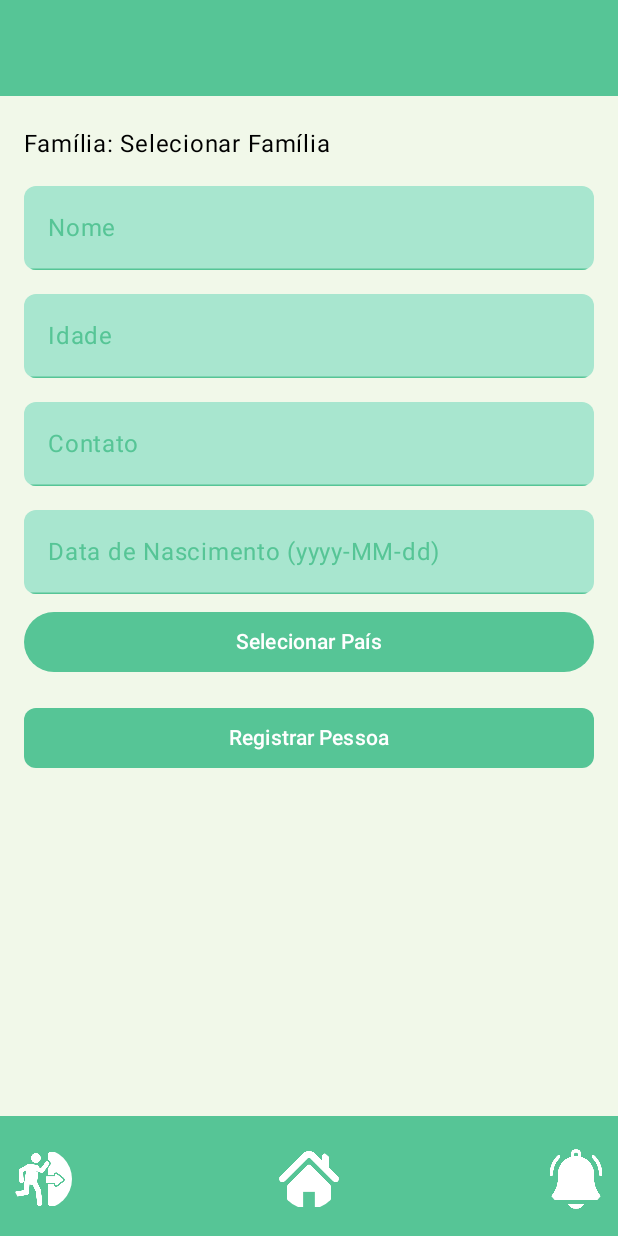
After one commit to billgatos/ProjAplicadoG06, an Android app built with Jetpack Compose: the RegisterPessoaScreen screen opened through its navigation route, on a phone screen of 412 x 824 dp. The commit adds this screen. Run offline under Robolectric (Android 15) with nearby library versions, the phone set to English and light mode, and no system bars; our stand-ins replace Firebase (no records; nobody signed in at launch, a user with empty details on screens opened directly).

Commit message:
Logica Voluntario, Pessoa
Ligações realizadas para identificação correta

```diff
--- a/LojaSocialFireBase/app/src/main/java/com/example/lojasocialfirebase/ui/dashboard/DashboardScreen.kt
+++ b/LojaSocialFireBase/app/src/main/java/com/example/lojasocialfirebase/dashboard/DashboardScreen.kt
@@ -1,4 +1,4 @@
-package com.example.lojasocialfirebase.ui.dashboard
+package com.example.lojasocialfirebase.dashboard
 
 import androidx.compose.foundation.clickable
 import androidx.compose.foundation.layout.*
@@ -10,7 +10,6 @@ import androidx.compose.ui.Modifier
 import androidx.compose.ui.graphics.Color
 import androidx.compose.ui.unit.dp
 import androidx.navigation.NavController
-import com.example.lojasocialfirebase.dashboard.DashboardViewModel
 
 @OptIn(ExperimentalMaterial3Api::class)
 @Composable
--- a/LojaSocialFireBase/app/src/main/java/com/example/lojasocialfirebase/dashboard/DashboardViewModel.kt
+++ b/LojaSocialFireBase/app/src/main/java/com/example/lojasocialfirebase/dashboard/DashboardViewModel.kt
@@ -6,6 +6,8 @@ class DashboardViewModel : ViewModel() {
     val options = listOf(
         DashboardOption(title = "Registrar Visitas", route = "registerVisita"),
         DashboardOption(title = "Registrar Famílias", route = "registerFamilia"),
-        DashboardOption(title = "Registrar Utilizador", route = "userManagement")
+        DashboardOption(title = "Registrar Pessoas", route = "registerPessoas"),
+        DashboardOption(title = "Registrar Utilizador", route = "userManagement"),
+        DashboardOption(title = "Registrar Voluntário", route = "registerVoluntario")
     )
 }
--- a/LojaSocialFireBase/app/src/main/java/com/example/lojasocialfirebase/navigation/NavGraph.kt
+++ b/LojaSocialFireBase/app/src/main/java/com/example/lojasocialfirebase/navigation/NavGraph.kt
@@ -1,5 +1,6 @@
 package com.example.lojasocialfirebase.navigation
 
+import PessoaViewModel
 import RegisterVisitaScreen
 import androidx.compose.runtime.Composable
 import androidx.navigation.compose.NavHost
@@ -7,10 +8,13 @@ import androidx.navigation.compose.composable
 import androidx.navigation.compose.rememberNavController
 import com.example.lojasocialfirebase.auth.*
 import com.example.lojasocialfirebase.dashboard.DashboardViewModel
-import com.example.lojasocialfirebase.ui.dashboard.DashboardScreen
+import com.example.lojasocialfirebase.dashboard.DashboardScreen
 import com.example.lojasocialfirebase.familia.FamiliaViewModel
 import com.example.lojasocialfirebase.familia.RegisterFamiliaScreen
+import com.example.lojasocialfirebase.pessoa.RegisterPessoaScreen
 import com.example.lojasocialfirebase.visita.*
+import com.example.lojasocialfirebase.voluntario.RegisterVoluntarioScreen
+import com.example.lojasocialfirebase.voluntario.VoluntarioViewModel
 
 @Composable
 fun AppNavHost() {
@@ -19,6 +23,8 @@ fun AppNavHost() {
     val visitaViewModel = VisitaViewModel()
     val dashboardViewModel = DashboardViewModel()
     val familiaViewModel = FamiliaViewModel()
+    val pessoaViewModel = PessoaViewModel()
+    val voluntarioViewModel = VoluntarioViewModel()
 
     // Função de logout
     val onLogout = {
@@ -56,5 +62,15 @@ fun AppNavHost() {
                 UserManagementScreen(authViewModel)
             }
         }
+        composable("registerPessoas") {
+            MainScaffold(navController, authViewModel.currentUserEmail ?: "Utilizador", onLogout) { modifier ->
+                RegisterPessoaScreen(pessoaViewModel, familiaViewModel)
+            }
+        }
+        composable("registerVoluntario") {
+            MainScaffold(navController, authViewModel.currentUserEmail ?: "Utilizador", onLogout) { modifier ->
+                RegisterVoluntarioScreen(voluntarioViewModel, pessoaViewModel)
+            }
+        }
     }
 }
--- /dev/null
+++ b/LojaSocialFireBase/app/src/main/java/com/example/lojasocialfirebase/pessoa/RegisterPessoaScreen.kt
@@ -0,0 +1,202 @@
+package com.example.lojasocialfirebase.pessoa
+
+import PessoaViewModel
+import androidx.compose.foundation.Image
+import androidx.compose.foundation.clickable
+import androidx.compose.material3.*
+import androidx.compose.runtime.*
+import androidx.compose.foundation.layout.*
+import androidx.compose.foundation.shape.RoundedCornerShape
+import androidx.compose.ui.Alignment
+import androidx.compose.ui.Modifier
+import androidx.compose.ui.graphics.Color
+import androidx.compose.ui.unit.dp
+import com.example.lojasocialfirebase.ui.theme.CustomDialog
+import com.example.lojasocialfirebase.ui.theme.CustomTextField
+import com.example.lojasocialfirebase.ui.theme.backgroundColor
+import com.example.lojasocialfirebase.ui.theme.buttonColor
+import com.example.lojasocialfirebase.ui.theme.textColor
+import com.example.lojasocialfirebase.familia.Familia
+import com.example.lojasocialfirebase.familia.FamiliaViewModel
+import androidx.compose.foundation.rememberScrollState
+import androidx.compose.foundation.verticalScroll
+import androidx.compose.ui.res.painterResource
+import com.example.lojasocialfirebase.extrafun.CountryData
+
+@Composable
+fun RegisterPessoaScreen(
+    pessoaViewModel: PessoaViewModel,
+    familiaViewModel: FamiliaViewModel
+) {
+    var nome by remember { mutableStateOf("") }
+    var idade by remember { mutableStateOf("") }
+    var contacto by remember { mutableStateOf("") }
+    var dataNascimento by remember { mutableStateOf("") }
+    var paisCodigo by remember { mutableStateOf("") }
+    var familiaRef by remember { mutableStateOf("") }
+    var familiaNome by remember { mutableStateOf("") }
+
+    var dialogMessage by remember { mutableStateOf<String?>(null) }
+    val scrollState = rememberScrollState()
+
+    // Estado para armazenar a lista de famílias
+    val familias = remember { mutableStateOf<List<Familia>>(emptyList()) }
+
+    // Estado para controlar a exibição do Dialog
+    var isDialogOpen by remember { mutableStateOf(false) }
+
+    // Estado para controlar o Dropdown Menu
+    var expanded by remember { mutableStateOf(false) }
+    val selectedCountry = CountryData.getCountryByCode(paisCodigo)
+
+    // Carregar as famílias ao iniciar a tela
+    LaunchedEffect(Unit) {
+        val result = familiaViewModel.getFamilias()
+        familias.value = result
+
+        // Log para verificar se os dados foram carregados
+        println("Famílias carregadas: $result")
+    }
+
+    Scaffold(containerColor = backgroundColor) { paddingValues ->
+        Column(
+            modifier = Modifier
+                .padding(paddingValues)
+                .padding(16.dp)
+                .fillMaxSize()
+                .verticalScroll(scrollState),
+            horizontalAlignment = Alignment.CenterHorizontally
+        ) {
+            Text(
+                text = "Registrar Pessoa",
+                style = MaterialTheme.typography.headlineMedium,
+                color = textColor
+            )
+
+            Spacer(modifier = Modifier.height(24.dp))
+
+            // Campo de seleção de Família (ID)
+            Text(
+                text = "Família: ${if (familiaNome.isEmpty()) "Selecionar Família" else familiaNome}",
+                modifier = Modifier
+                    .fillMaxWidth()
+                    .padding(vertical = 8.dp)
+                    .clickable { isDialogOpen = true },
+                color = Color.Black,
+                style = MaterialTheme.typography.bodyLarge
+            )
+
+            //Divider(color = Color.Gray, thickness = 1.dp, modifier = Modifier.padding(vertical = 8.dp))
+
+            // Dialog para seleção de família
+            if (isDialogOpen) {
+                AlertDialog(
+                    onDismissRequest = { isDialogOpen = false },
+                    title = { Text("Selecionar Família") },
+                    text = {
+                        Column {
+                            familias.value.forEach { familia ->
+                                TextButton(onClick = {
+                                    familiaRef = familia.idFamilia
+                                    familiaNome = familia.nome
+                                    isDialogOpen = false
+                                }) {
+                                    Text(familia.nome)
+                                }
+                            }
+                        }
+                    },
+                    confirmButton = {
+                        TextButton(onClick = { isDialogOpen = false }) {
+                            Text("Cancelar")
+                        }
+                    }
+                )
+            }
+
+            CustomTextField(value = nome, onValueChange = { nome = it }, label = "Nome")
+            CustomTextField(value = idade, onValueChange = { idade = it }, label = "Idade")
+            CustomTextField(value = contacto, onValueChange = { contacto = it }, label = "Contato")
+            CustomTextField(value = dataNascimento, onValueChange = { dataNascimento = it }, label = "Data de Nascimento (yyyy-MM-dd)")
+
+            // Dropdown Menu para seleção de país
+            Box {
+                Button(
+                    onClick = { expanded = true },
+                    modifier = Modifier.fillMaxWidth(),
+                    colors = ButtonDefaults.buttonColors(containerColor = buttonColor)
+                ) {
+                    Text(
+                        text = selectedCountry?.name ?: "Selecionar País",
+                        color = Color.White
+                    )
+                }
+
+                DropdownMenu(
+                    expanded = expanded,
+                    onDismissRequest = { expanded = false },
+                    modifier = Modifier.fillMaxWidth()
+                ) {
+                    CountryData.countries.forEach { country ->
+                        DropdownMenuItem(
+                            text = { Text(country.name) },
+                            onClick = {
+                                paisCodigo = country.code
+                                expanded = false
+                            },
+                            leadingIcon = {
+                                Image(
+                                    painter = painterResource(id = country.flag),
+                                    contentDescription = "Bandeira de ${country.name}",
+                                    modifier = Modifier.size(24.dp)
+                                )
+                            }
+                        )
+                    }
+                }
+            }
+
+            Spacer(modifier = Modifier.height(16.dp))
+
+            Button(
+                onClick = {
+                    val idadeInt = idade.toIntOrNull() ?: 0
+                    val pessoa = Pessoa(
+                        idPessoa = "",  // Será gerado automaticamente pelo Firebase
+                        nome = nome,
+                        idade = idadeInt,
+                        contato = contacto,
+                        dataNascimento = dataNascimento,
+                        paisCodigo = paisCodigo,
+                        idFamilia = familiaRef
+                    )
+
+                    pessoaViewModel.registerPessoa(pessoa) { success ->
+                        if (success) {
+                            // Limpar os campos após o registro bem-sucedido
+                            nome = ""
+                            idade = ""
+                            contacto = ""
+                            dataNascimento = ""
+                            paisCodigo = ""
+                            familiaRef = ""
+                            familiaNome = ""
+                            dialogMessage = "Pessoa registrada com sucesso!"
+                        } else {
+                            dialogMessage = "Erro ao registrar pessoa."
+                        }
+                    }
+                },
+                colors = ButtonDefaults.buttonColors(containerColor = buttonColor),
+                shape = RoundedCornerShape(8.dp),
+                modifier = Modifier.fillMaxWidth()
+            ) {
+                Text("Registrar Pessoa", color = Color.White)
+            }
+        }
+        // Mensagem de diálogo de feedback
+        dialogMessage?.let { message ->
+            CustomDialog(message = message, onDismiss = { dialogMessage = null })
+        }
+    }
+}
```
Also changed, not shown: LojaSocialFireBase/app/src/main/java/com/example/lojasocialfirebase/pessoa/Pessoa.kt (added, +11 -0 lines), LojaSocialFireBase/app/src/main/java/com/example/lojasocialfirebase/pessoa/PessoaViewModel.kt (added, +47 -0 lines), LojaSocialFireBase/app/src/main/java/com/example/lojasocialfirebase/voluntario/RegisterVoluntarioScreen.kt (added, +135 -0 lines), LojaSocialFireBase/app/src/main/java/com/example/lojasocialfirebase/voluntario/Voluntario.kt (added, +7 -0 lines), LojaSocialFireBase/app/src/main/java/com/example/lojasocialfirebase/voluntario/VoluntarioViewModel.kt (added, +27 -0 lines).
